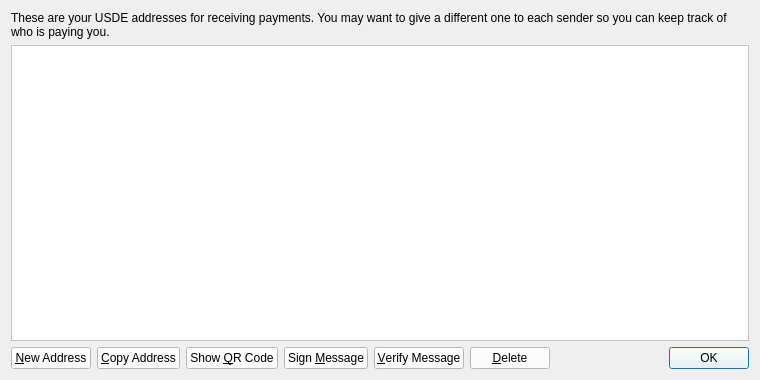
This is src/qt/forms/addressbookpage.ui in owner232/USDEX as Qt 5 draws it before an edit. The edited form follows.
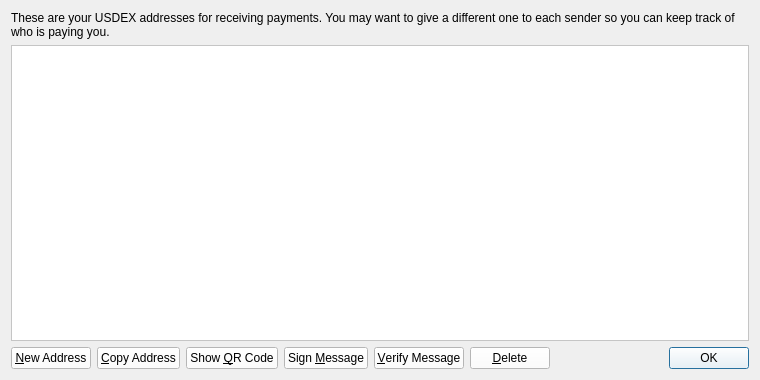
This is the edited form. Icons and pictures are not drawn.

Commit message: Changing USDE to USDEX Welcome to the Start of the Unification of the Next Generation Cryptocurrencies

The edit to the form file:
```diff
--- a/src/qt/forms/addressbookpage.ui
+++ b/src/qt/forms/addressbookpage.ui
@@ -553,7 +553,7 @@
       </palette>
      </property>
      <property name="text">
-      <string>These are your USDE addresses for receiving payments. You may want to give a different one to each sender so you can keep track of who is paying you.</string>
+      <string>These are your USDEX addresses for receiving payments. You may want to give a different one to each sender so you can keep track of who is paying you.</string>
      </property>
      <property name="textFormat">
       <enum>Qt::PlainText</enum>
```
Left out of the diff: 4 changed lines with no effect on the pictures. The commit also changes 127 other files.
